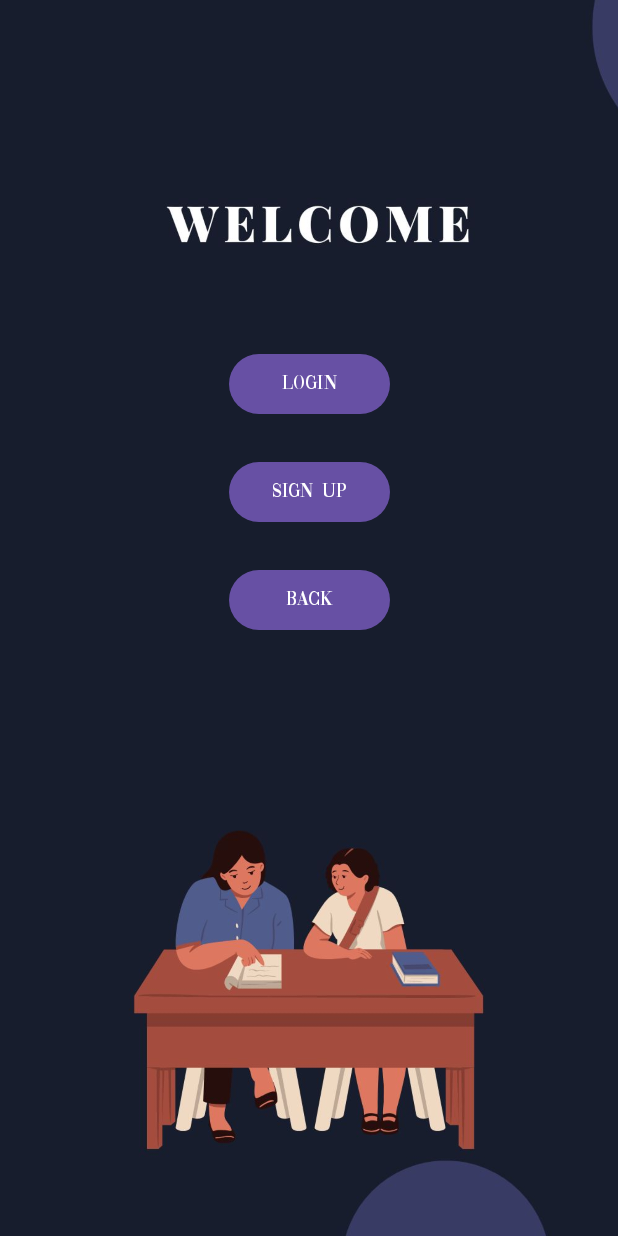
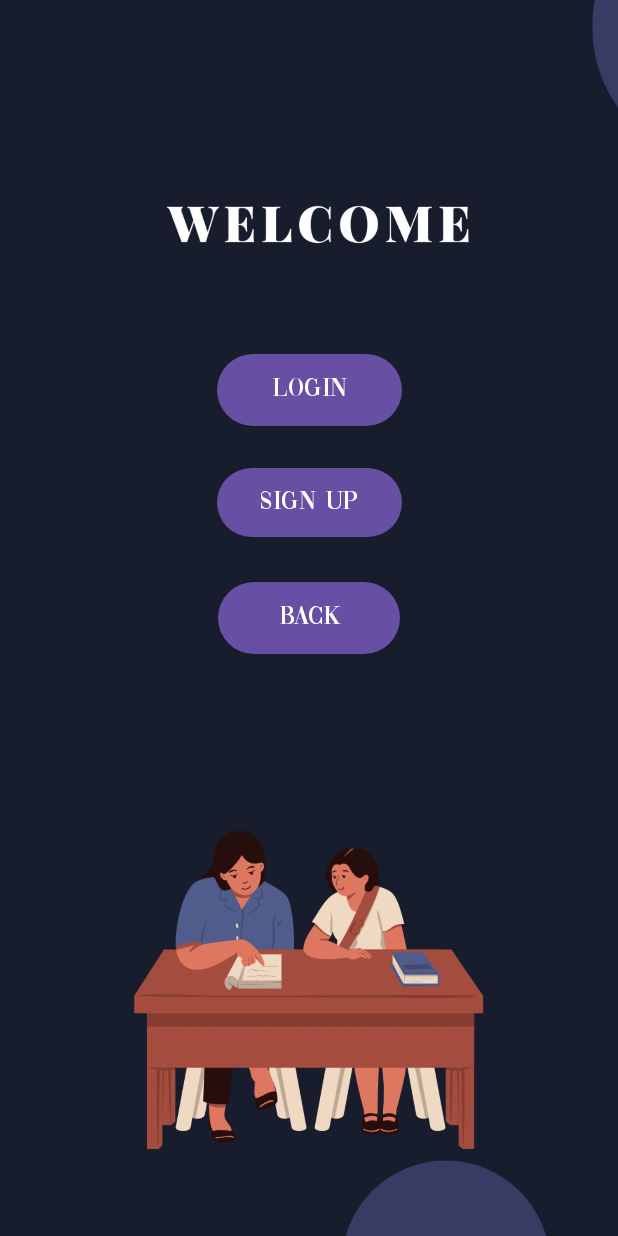
Before and after one commit to Tanzim34/Golokdhadha, an Android app: the screen it shows after launch (MainActivity), after a tap on "Student", on a phone screen of 412 x 824 dp. Run offline under Robolectric (Android 15) with nearby library versions, the phone set to English and light mode, and no system bars.

Commit message:
Created the AppStartPage

```diff
--- a/app/build.gradle
+++ b/app/build.gradle
@@ -42,6 +42,8 @@ dependencies {
 
 }
 dependencies {
+
+    implementation 'com.google.android.material:compose-theme-adapter:1.1.0'
     implementation 'com.google.firebase:firebase-auth-ktx:22.1.1'
     // Import the BoM for the Firebase platform
     implementation(platform("com.google.firebase:firebase-bom:32.2.2"))
--- a/app/src/main/AndroidManifest.xml
+++ b/app/src/main/AndroidManifest.xml
@@ -10,7 +10,6 @@
     <uses-permission android:name="android.permission.CAMERA" />
     <uses-permission android:name="android.permission.READ_EXTERNAL_STORAGE" />
 
-
     <application
         android:allowBackup="true"
         android:dataExtractionRules="@xml/data_extraction_rules"
@@ -21,6 +20,9 @@
         android:supportsRtl="true"
         android:theme="@style/Theme.MyApplication"
         tools:targetApi="31">
+        <activity
+            android:name=".appstart"
+            android:exported="false" />
         <activity
             android:name=".afterlogin"
             android:exported="false" />
--- a/app/src/main/java/com/example/myapplication/studentlogin.java
+++ b/app/src/main/java/com/example/myapplication/studentlogin.java
@@ -72,7 +72,7 @@ public class studentlogin extends AppCompatActivity {
                         // Create user profile document if not already created
 
                         // Proceed to the next activity
-                        Intent intent = new Intent(studentlogin.this, afterlogin.class);
+                        Intent intent = new Intent(studentlogin.this, appstart.class);
                         intent.putExtra("user_uid", uid);
                         intent.setFlags(Intent.FLAG_ACTIVITY_CLEAR_TOP | Intent.FLAG_ACTIVITY_CLEAR_TASK | Intent.FLAG_ACTIVITY_NEW_TASK);
                         startActivity(intent);
--- a/app/src/main/res/layout/activity_student_signup.xml
+++ b/app/src/main/res/layout/activity_student_signup.xml
@@ -41,11 +41,12 @@
         android:layout_height="49dp"
         android:gravity="center"
         android:hint="Name"
+        android:layout_marginStart="31dp"
         app:layout_constraintBottom_toTopOf="@+id/sUsername"
+        app:layout_constraintStart_toStartOf="parent"
         app:layout_constraintTop_toTopOf="parent"
         app:layout_constraintVertical_bias="0.889"
-        tools:ignore="MissingConstraints"
-        tools:layout_editor_absoluteX="56dp" />
+        tools:ignore="MissingConstraints" />
 
     <EditText
         android:id="@+id/sUsername"
--- a/app/src/main/res/layout/activity_studentlogin.xml
+++ b/app/src/main/res/layout/activity_studentlogin.xml
@@ -6,6 +6,7 @@
     android:layout_height="match_parent"
     tools:context=".studentlogin"
     tools:ignore="ExtraText">
+    android:background
 
     <ImageView
         android:id="@+id/sloginScreen"
--- a/app/src/main/res/layout/signlogin.xml
+++ b/app/src/main/res/layout/signlogin.xml
@@ -23,33 +23,38 @@
 
     <Button
         android:id="@+id/login"
-        android:layout_width="107dp"
-        android:layout_height="48dp"
+        android:layout_width="123dp"
+        android:layout_height="56dp"
         android:layout_marginTop="232dp"
         android:fontFamily="@font/tata"
         android:text="Login"
+        android:textColorHighlight="@color/design_default_color_background"
+        android:textColorLink="@color/design_default_color_surface"
+        android:textSize="18sp"
         app:layout_constraintEnd_toEndOf="parent"
         app:layout_constraintStart_toStartOf="parent"
         app:layout_constraintTop_toTopOf="parent" />
 
     <Button
         android:id="@+id/signup"
-        android:layout_width="107dp"
-        android:layout_height="48dp"
-        android:layout_marginTop="304dp"
+        android:layout_width="123dp"
+        android:layout_height="54dp"
+        android:layout_marginTop="308dp"
         android:fontFamily="@font/tata"
         android:text="SIGN UP"
+        android:textSize="18sp"
         app:layout_constraintEnd_toEndOf="parent"
         app:layout_constraintStart_toStartOf="parent"
         app:layout_constraintTop_toTopOf="@+id/logsignupScreen" />
 
     <Button
         android:id="@+id/back"
-        android:layout_width="107dp"
-        android:layout_height="48dp"
-        android:layout_marginTop="376dp"
+        android:layout_width="121dp"
+        android:layout_height="56dp"
+        android:layout_marginTop="384dp"
         android:fontFamily="@font/tata"
         android:text="BACK"
+        android:textSize="18sp"
         app:layout_constraintEnd_toEndOf="parent"
         app:layout_constraintStart_toStartOf="parent"
         app:layout_constraintTop_toTopOf="@+id/logsignupScreen" />
--- a/build.gradle
+++ b/build.gradle
@@ -4,6 +4,6 @@ buildscript {
     }
 }// Top-level build file where you can add configuration options common to all sub-projects/modules.
 plugins {
-    id 'com.android.application' version '8.1.0' apply false
-    id 'com.android.library' version '8.1.0' apply false
+    id 'com.android.application' version '8.0.2' apply false
+    id 'com.android.library' version '8.0.2' apply false
 }
```
Also changed, not shown: app/src/main/java/com/example/myapplication/TeacherSignUp.java (+5 -5 lines), app/src/main/java/com/example/myapplication/appstart.java (added, +44 -0 lines), app/src/main/res/layout/activity_appstart.xml (added, +85 -0 lines), app/src/main/res/layout/activity_teacher_sign_up.xml (+6 -3 lines), app/src/main/res/drawable/appstartpage.jpg (added), app/src/main/res/drawable/startpage.jpg (added).
